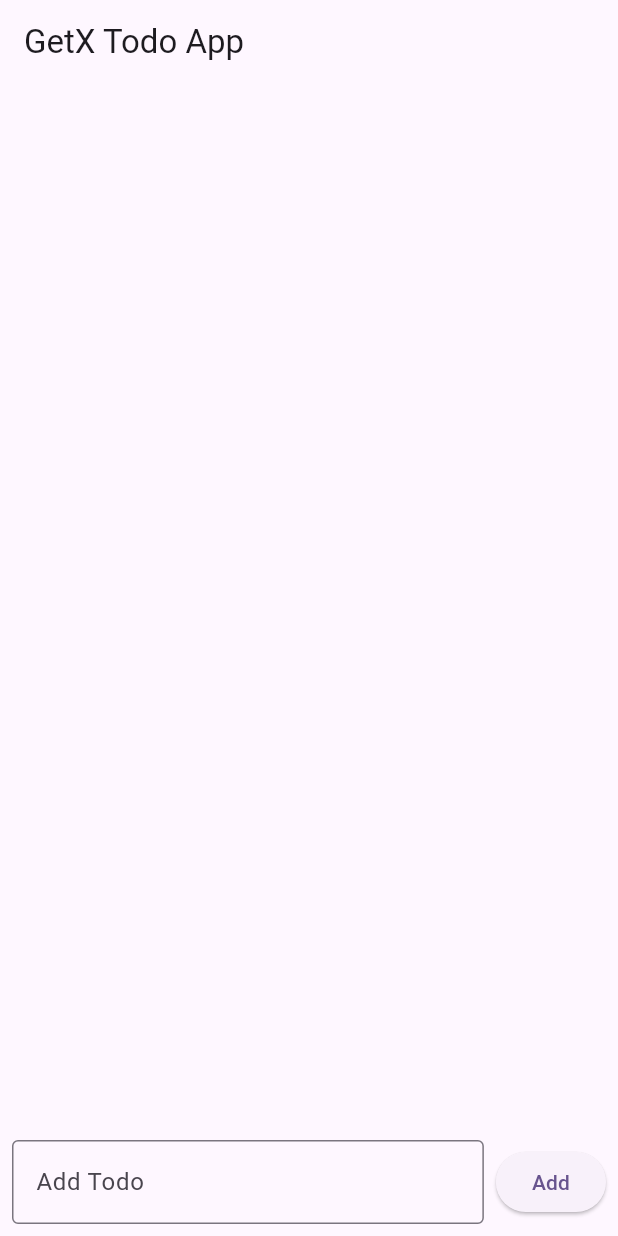
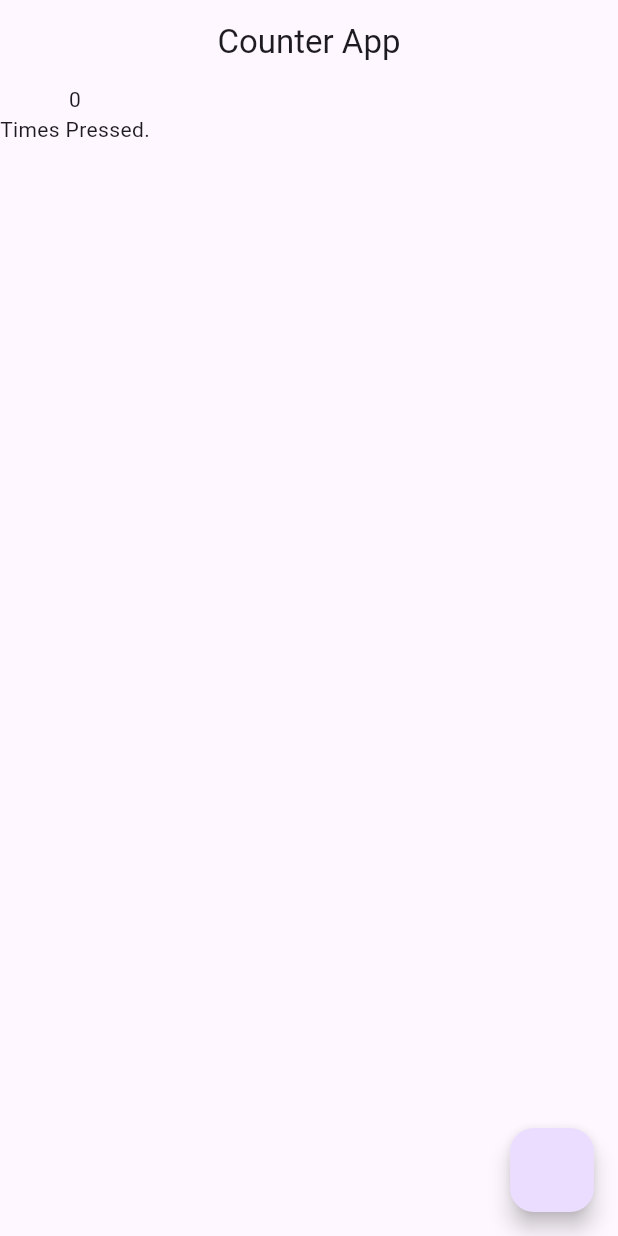
Before and after one commit to musharrafhamraz/Getx-State-Management-Flutter, a Flutter app: the screen it shows after launch, on a phone screen of 412 x 824 dp. Run offline on Flutter 3.47's test engine with Material 3 defaults, Android fonts, the phone set to English and light mode, and no system bars; our stand-ins replace get.

Commit message:
counter app using getx done.

```diff
--- /dev/null
+++ b/lib/counter_app/controller.dart
@@ -0,0 +1,7 @@
+import 'package:get/get.dart';
+
+class CountCtroller extends GetxController {
+  var count = 0.obs;
+
+  increment() => count++;
+}
--- /dev/null
+++ b/lib/counter_app/view.dart
@@ -0,0 +1,26 @@
+import 'package:flutter/material.dart';
+import 'package:get/get.dart';
+import 'package:getxstatepractice/counter_app/controller.dart';
+
+class CounterApp extends StatelessWidget {
+  const CounterApp({super.key});
+
+  @override
+  Widget build(BuildContext context) {
+    final CountCtroller countCtroller = Get.put(CountCtroller());
+    return Scaffold(
+      appBar: AppBar(
+        title: const Text('Counter App'),
+        centerTitle: true,
+      ),
+      body: Column(
+        children: [
+          Obx(() => Text(countCtroller.count.toString())),
+          const Text('Times Pressed.'),
+        ],
+      ),
+      floatingActionButton:
+          FloatingActionButton(onPressed: countCtroller.increment),
+    );
+  }
+}
--- a/lib/main.dart
+++ b/lib/main.dart
@@ -1,5 +1,6 @@
 import 'package:flutter/material.dart';
 import 'package:get/get.dart';
+import 'package:getxstatepractice/counter_app/view.dart';
 
 import 'package:getxstatepractice/todo_app/view.dart';
 
@@ -19,7 +20,7 @@
         colorScheme: ColorScheme.fromSeed(seedColor: Colors.deepPurple),
         useMaterial3: true,
       ),
-      home: TodoApp(),
+      home: const CounterApp(),
     );
   }
 }
```
